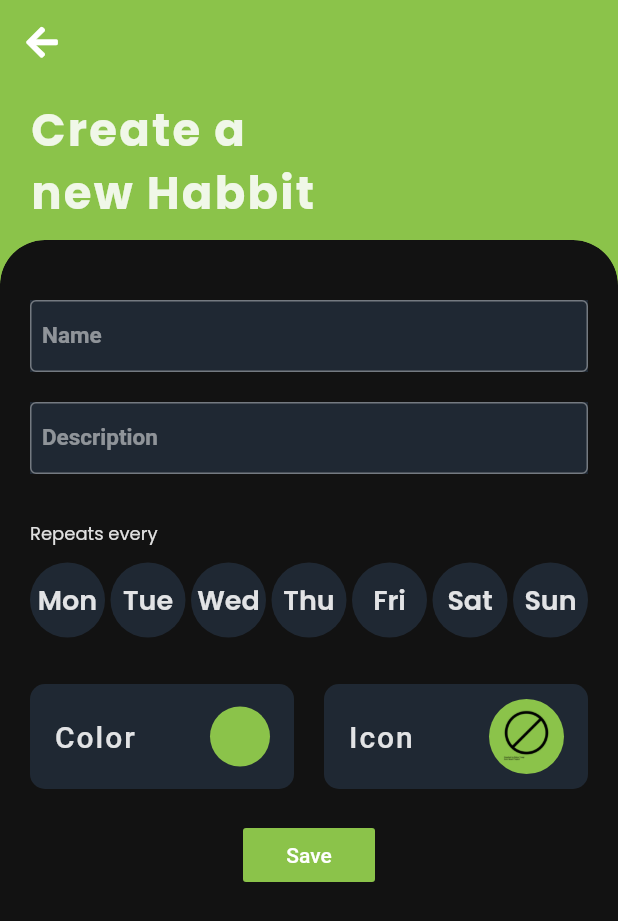
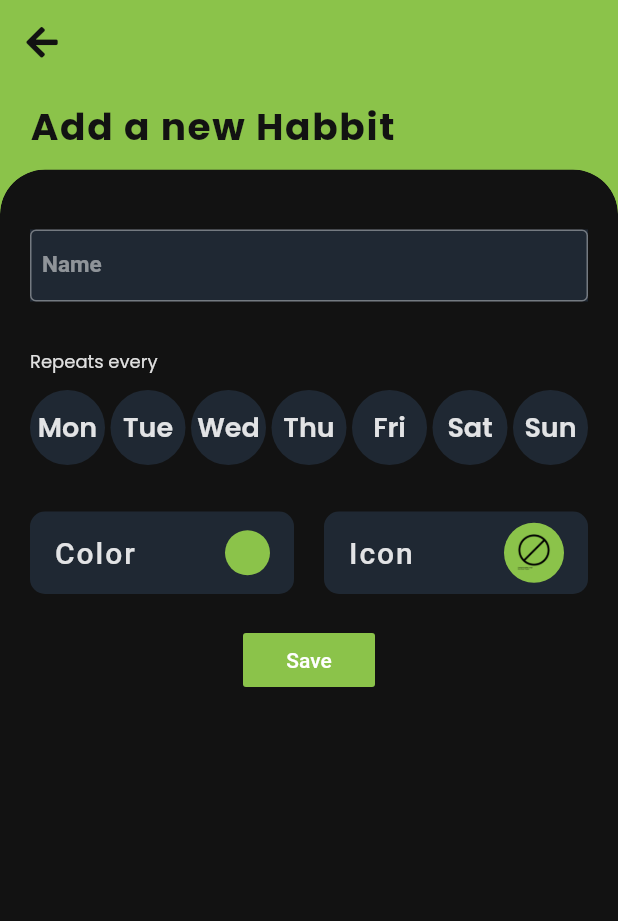
Before and after one commit to SatishBV/Habbit, a Flutter app: the CreateHabbit screen opened directly with empty values, on a phone screen of 412 x 824 dp. Shown: the top 921 px of the screen. Run offline on Flutter 3.47's test engine with Material 2 defaults, Android fonts, the phone set to English and light mode, and no system bars; our stand-ins replace flutter_colorpicker, font_awesome_flutter, google_fonts.

Commit message:
Remove the description field

```diff
--- a/lib/Constants/styles.dart
+++ b/lib/Constants/styles.dart
@@ -39,11 +39,10 @@ TextStyle get kScreenTitleLabel {
 
 TextStyle get kAddHabitPageTitleLabel {
   return GoogleFonts.poppins(
-    color: textColor.withOpacity(0.87),
+    color: kPrimaryBlackColor,
     fontWeight: FontWeight.w700,
-    fontSize: 30.0,
-    height: 1.4,
-    letterSpacing: 1.5,
+    fontSize: 25.0,
+    letterSpacing: 1.1,
   );
 }
 
--- a/lib/Views/color_picker_card.dart
+++ b/lib/Views/color_picker_card.dart
@@ -11,7 +11,7 @@ class ColorPickerCard extends StatelessWidget {
   @override
   Widget build(BuildContext context) {
     return Container(
-      height: 70.0,
+      height: 55.0,
       decoration: BoxDecoration(
         color: kCardColor,
         borderRadius: BorderRadius.circular(10.0),
@@ -48,7 +48,7 @@ class ColorPickerCard extends StatelessWidget {
               },
               child: CircleAvatar(
                 backgroundColor: activeColor,
-                radius: 20.0,
+                radius: 15.0,
               ),
             ),
           ),
--- a/lib/Views/icon_picker_card.dart
+++ b/lib/Views/icon_picker_card.dart
@@ -17,7 +17,7 @@ class IconPickerCard extends StatelessWidget {
   @override
   Widget build(BuildContext context) {
     return Container(
-      height: 70.0,
+      height: 55.0,
       decoration: BoxDecoration(
         color: kCardColor,
         borderRadius: BorderRadius.circular(10.0),
@@ -55,10 +55,10 @@ class IconPickerCard extends StatelessWidget {
                   image: AssetImage(
                     activeIcon.imagePath,
                   ),
-                  width: 35.0,
-                  height: 35.0,
+                  width: 25.0,
+                  height: 25.0,
                 ),
-                radius: 25.0,
+                radius: 20.0,
               ),
             ),
           )
--- a/lib/add_habit.dart
+++ b/lib/add_habit.dart
@@ -22,7 +22,6 @@ class CreateHabbit extends StatefulWidget {
 class _CreateHabitState extends State<CreateHabbit> {
   Habit habit;
   TextEditingController _nameTextEditingController = TextEditingController();
-  TextEditingController _descriptionEditingController = TextEditingController();
   Color _activeColor = kGreenColor;
   ActivityIcon _activeIcon = ActivityIcon.none;
 
@@ -36,7 +35,6 @@ class _CreateHabitState extends State<CreateHabbit> {
   void dispose() {
     super.dispose();
     _nameTextEditingController.dispose();
-    _descriptionEditingController.dispose();
   }
 
   @override
@@ -48,7 +46,7 @@ class _CreateHabitState extends State<CreateHabbit> {
         leading: IconButton(
           icon: FaIcon(
             FontAwesomeIcons.arrowLeft,
-            color: textColor,
+            color: kPrimaryBlackColor,
           ),
           onPressed: () => Navigator.of(context).pop(),
         ),
@@ -59,7 +57,7 @@ class _CreateHabitState extends State<CreateHabbit> {
           FocusScope.of(context).requestFocus(new FocusNode());
         },
         child: CurvedSheet(
-          title: 'Create a\nnew Habbit',
+          title: 'Add a new Habbit',
           backgroundColor: kPrimaryBlackColor,
           child: Column(
             children: <Widget>[
@@ -67,11 +65,6 @@ class _CreateHabitState extends State<CreateHabbit> {
               HabbitTextField(
                 controller: _nameTextEditingController,
                 placeHolder: 'Name',
-              ),
-              SizedBox(height: 20.0),
-              HabbitTextField(
-                controller: _descriptionEditingController,
-                placeHolder: 'Description',
               ),
               SizedBox(height: 20.0),
               WeekDayPicker(
@@ -139,7 +132,6 @@ class _CreateHabitState extends State<CreateHabbit> {
 
   bool validateInformation() {
     habit.title = _nameTextEditingController.text;
-    habit.description = _descriptionEditingController.text;
     habit.habitColor = _activeColor;
     habit.icon = _activeIcon;
 
```
Also changed, not shown: lib/Views/home_page_card.dart (+3 -10 lines).
